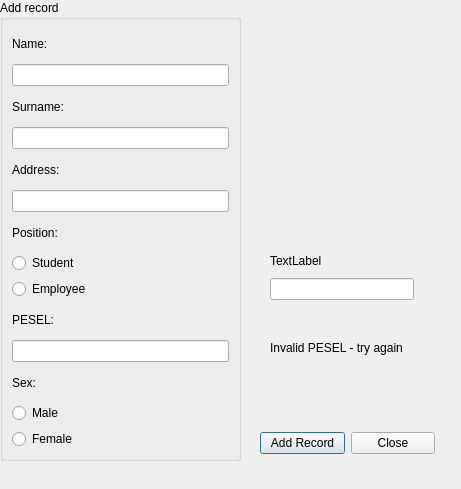
Aleksiiej/university-db-2, file app/addrecordform.ui: the form before one commit.
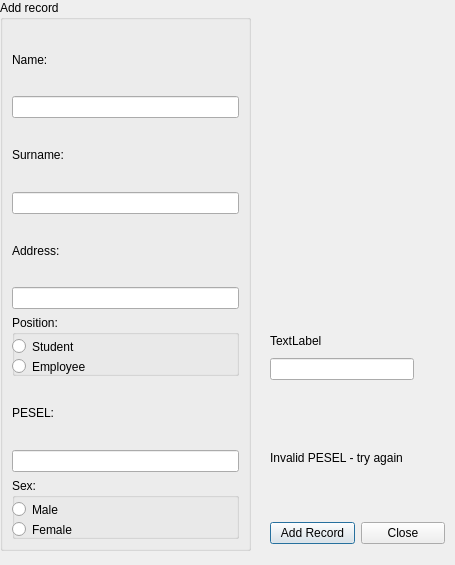
The form after the commit.

```diff
--- a/app/addrecordform.ui
+++ b/app/addrecordform.ui
@@ -6,8 +6,8 @@
    <rect>
     <x>0</x>
     <y>0</y>
-    <width>461</width>
-    <height>489</height>
+    <width>455</width>
+    <height>565</height>
    </rect>
   </property>
   <property name="windowTitle">
@@ -16,8 +16,8 @@
   <widget class="QWidget" name="layoutWidget">
    <property name="geometry">
     <rect>
-     <x>260</x>
-     <y>430</y>
+     <x>270</x>
+     <y>520</y>
      <width>175</width>
      <height>27</height>
     </rect>
@@ -44,8 +44,8 @@
     <rect>
      <x>0</x>
      <y>0</y>
-     <width>241</width>
-     <height>461</height>
+     <width>251</width>
+     <height>551</height>
     </rect>
    </property>
    <property name="title">
@@ -85,25 +85,37 @@
        <widget class="QLineEdit" name="lineEdit_address"/>
       </item>
       <item>
-       <widget class="QLabel" name="label_position">
-        <property name="text">
+       <widget class="QGroupBox" name="groupBox_2_position">
+        <property name="title">
          <string>Position:</string>
         </property>
-       </widget>
-      </item>
-      <item>
        <widget class="QRadioButton" name="radioButton_student">
+         <property name="geometry">
+          <rect>
+           <x>0</x>
+           <y>20</y>
+           <width>215</width>
+           <height>23</height>
+          </rect>
+         </property>
         <property name="text">
          <string>Student</string>
         </property>
        </widget>
-      </item>
-      <item>
        <widget class="QRadioButton" name="radioButton_employee">
+         <property name="geometry">
+          <rect>
+           <x>0</x>
+           <y>40</y>
+           <width>215</width>
+           <height>23</height>
+          </rect>
+         </property>
         <property name="text">
          <string>Employee</string>
         </property>
        </widget>
+       </widget>
       </item>
       <item>
        <widget class="QLabel" name="label_pesel">
@@ -116,25 +128,37 @@
        <widget class="QLineEdit" name="lineEdit_pesel"/>
       </item>
       <item>
-       <widget class="QLabel" name="label_sex">
-        <property name="text">
+       <widget class="QGroupBox" name="groupBox_3_sex">
+        <property name="title">
          <string>Sex:</string>
         </property>
-       </widget>
-      </item>
-      <item>
        <widget class="QRadioButton" name="radioButton_male">
+         <property name="geometry">
+          <rect>
+           <x>0</x>
+           <y>20</y>
+           <width>215</width>
+           <height>23</height>
+          </rect>
+         </property>
         <property name="text">
          <string>Male</string>
         </property>
        </widget>
-      </item>
-      <item>
        <widget class="QRadioButton" name="radioButton_female">
+         <property name="geometry">
+          <rect>
+           <x>0</x>
+           <y>40</y>
+           <width>215</width>
+           <height>23</height>
+          </rect>
+         </property>
         <property name="text">
          <string>Female</string>
         </property>
        </widget>
+       </widget>
       </item>
      </layout>
     </item>
@@ -144,7 +168,7 @@
    <property name="geometry">
     <rect>
      <x>270</x>
-     <y>340</y>
+     <y>450</y>
      <width>161</width>
      <height>16</height>
     </rect>
@@ -153,11 +177,11 @@
     <string>Invalid PESEL - try again</string>
    </property>
   </widget>
-  <widget class="QWidget" name="">
+  <widget class="QWidget" name="layoutWidget">
    <property name="geometry">
     <rect>
      <x>270</x>
-     <y>250</y>
+     <y>330</y>
      <width>144</width>
      <height>50</height>
     </rect>
```
Lines whose indentation alone changed are shown as unchanged.
